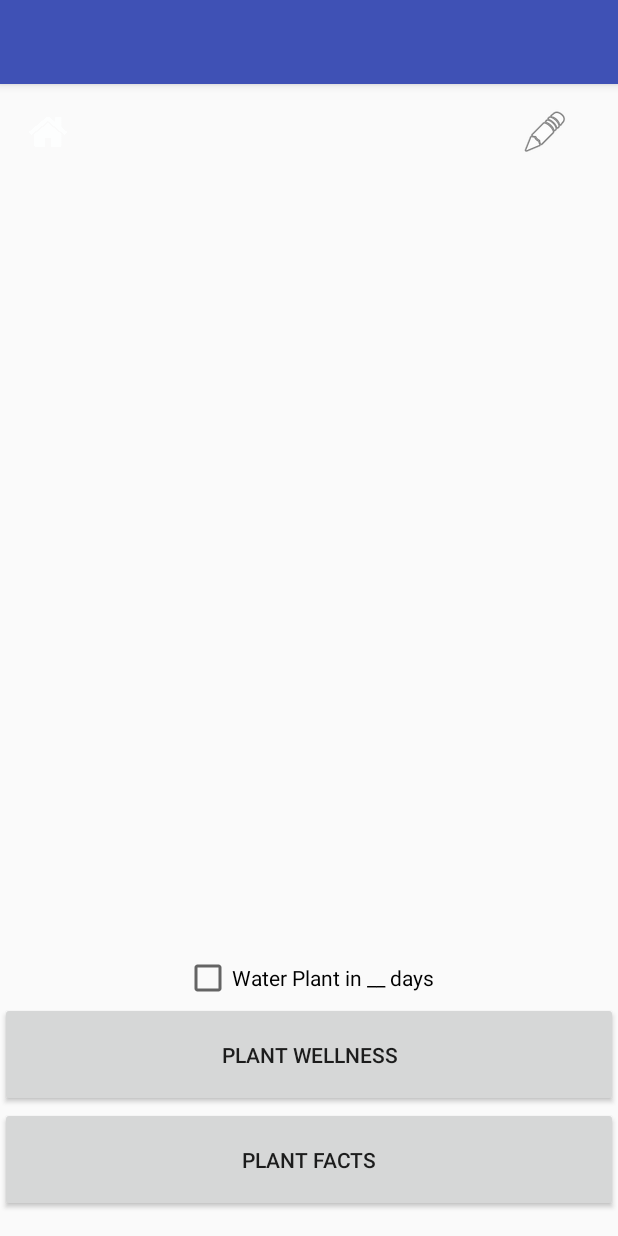
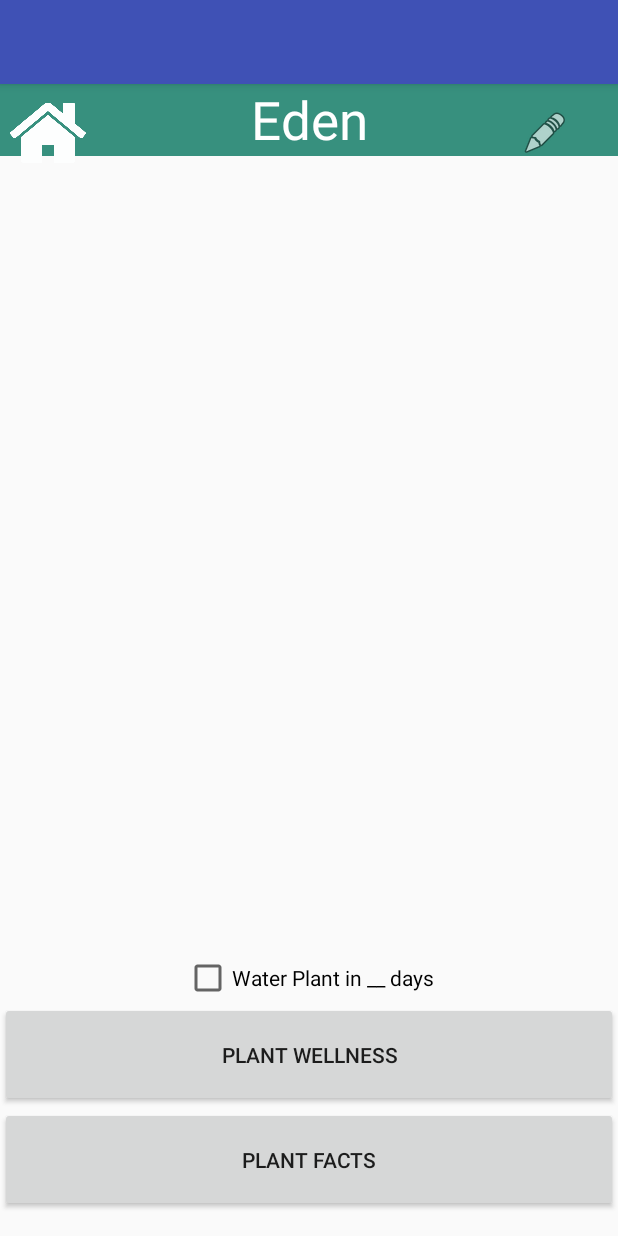
Before and after one commit to joshmlee/PlantApp, an Android app: the PlantProfile screen opened directly, with no data from a screen before it, on a phone screen of 412 x 824 dp. Run offline under Robolectric (Android 15) with nearby library versions, the phone set to English and light mode, and no system bars.

Commit message:
Action bar

```diff
--- a/app/src/main/res/layout/activity_plant_profile.xml
+++ b/app/src/main/res/layout/activity_plant_profile.xml
@@ -6,9 +6,22 @@
     android:paddingBottom="@dimen/activity_vertical_margin"
     android:paddingLeft="0dp"
     android:paddingRight="0dp"
-    android:paddingTop="@dimen/activity_vertical_margin"
+    android:paddingTop="0dp"
     tools:context="com.example.joshualee.plantapp.PlantProfile">
 
+    <TextView
+        android:layout_width="wrap_content"
+        android:layout_height="wrap_content"
+        android:text="Eden"
+        android:id="@+id/textViewEden"
+        android:background="#37907e"
+        android:layout_alignBottom="@+id/Homebutton"
+        android:layout_alignParentStart="true"
+        android:layout_alignParentTop="true"
+        android:layout_alignParentEnd="true"
+        android:textColor="#ffffff"
+        android:textSize="35dp"
+        android:textAlignment="center" />
     <Button
         android:layout_width="600dp"
         android:layout_height="70dp"
@@ -31,8 +44,8 @@
         android:layout_width="283dp"
         android:layout_height="284dp"
         android:id="@+id/imageViewPlant"
-        android:layout_alignParentTop="true"
-        android:layout_centerHorizontal="true" />
+        android:layout_centerHorizontal="true"
+        android:layout_below="@+id/imageViewHome" />
 
     <TextView
         android:layout_width="wrap_content"
@@ -53,7 +66,7 @@
 
     <ImageView
         android:layout_width="wrap_content"
-        android:layout_height="wrap_content"
+        android:layout_height="65dp"
         android:id="@+id/imageViewEdit"
         android:src="@android:drawable/ic_menu_edit"
         android:layout_alignParentTop="true"
@@ -99,4 +112,6 @@
         android:layout_below="@+id/PlantName"
         android:layout_centerHorizontal="true" />
 
+
+
 </RelativeLayout>
```
